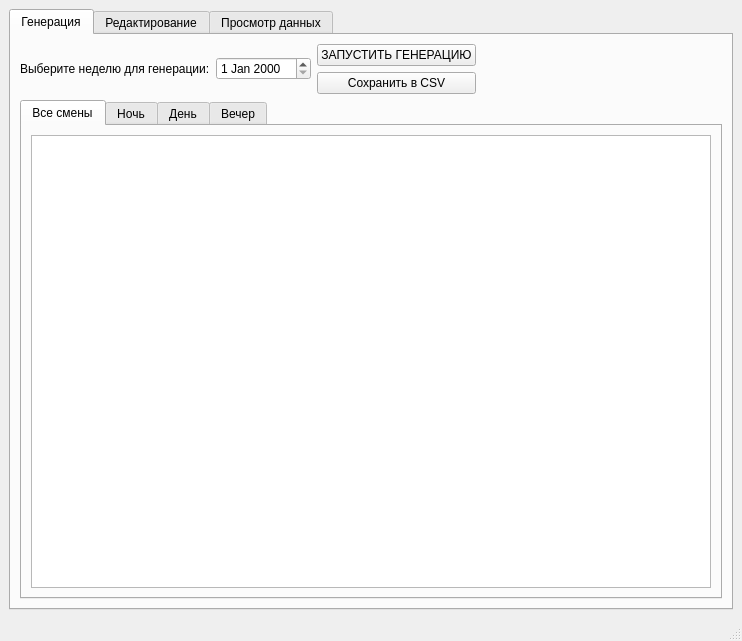
Before: the Qt Designer form ui_main_window.ui in emikoff/shift_generator, drawn with Qt 5.
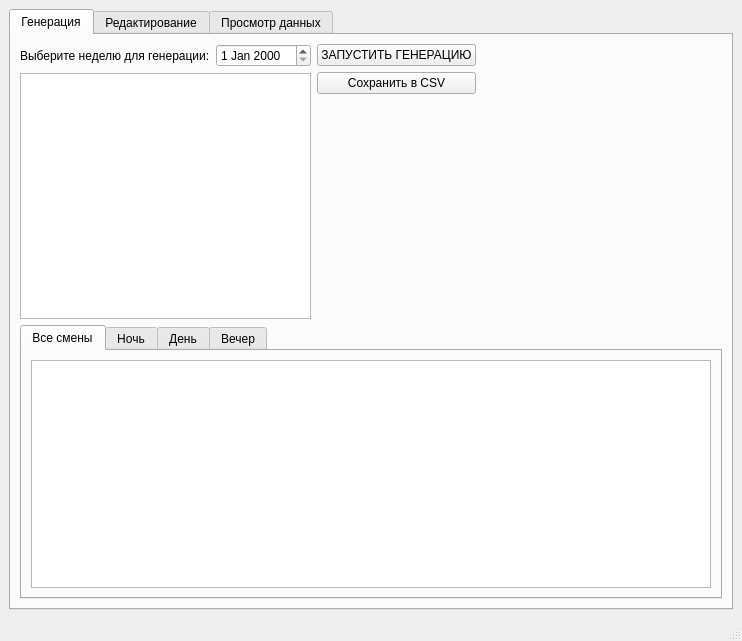
After: the same form once the commit is applied. The open tabs and pages were chosen to show the change.

Commit message: def Добавил информационное окно

```diff
--- a/ui_main_window.ui
+++ b/ui_main_window.ui
@@ -24,13 +24,13 @@
        <attribute name="title">
         <string>Генерация</string>
        </attribute>
+       <layout class="QVBoxLayout" name="verticalLayout_5">
+        <item>
        <layout class="QHBoxLayout" name="horizontalLayout_8">
         <item>
-         <layout class="QVBoxLayout" name="verticalLayout">
-          <item>
            <layout class="QHBoxLayout" name="horizontalLayout_7">
             <item>
-             <layout class="QVBoxLayout" name="verticalLayout_5">
+             <layout class="QVBoxLayout" name="verticalLayout">
               <item>
                <layout class="QHBoxLayout" name="horizontalLayout_6">
                 <item>
@@ -45,6 +45,9 @@
                 </item>
                </layout>
               </item>
+              <item>
+               <widget class="QListView" name="summary_list"/>
+              </item>
              </layout>
             </item>
             <item>
@@ -65,6 +68,23 @@
                   </property>
                  </widget>
                 </item>
+                <item>
+                 <spacer name="verticalSpacer_2">
+                  <property name="orientation">
+                   <enum>Qt::Vertical</enum>
+                  </property>
+                  <property name="sizeHint" stdset="0">
+                   <size>
+                    <width>20</width>
+                    <height>40</height>
+                   </size>
+                  </property>
+                 </spacer>
+                </item>
+               </layout>
+              </item>
+             </layout>
+            </item>
                </layout>
               </item>
               <item>
@@ -82,8 +102,6 @@
               </item>
              </layout>
             </item>
-           </layout>
-          </item>
           <item>
            <widget class="QTabWidget" name="tabWidget_2">
             <property name="currentIndex">
@@ -130,8 +148,6 @@
              </layout>
             </widget>
            </widget>
-          </item>
-         </layout>
         </item>
        </layout>
       </widget>
```
Left out of the diff: 2 changed lines with no effect on the pictures. Lines whose indentation alone changed are shown as unchanged. The commit also changes 3 other files.
